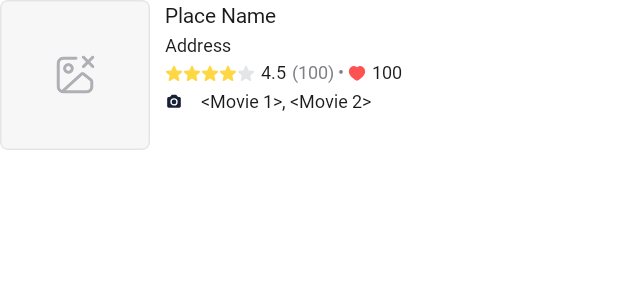
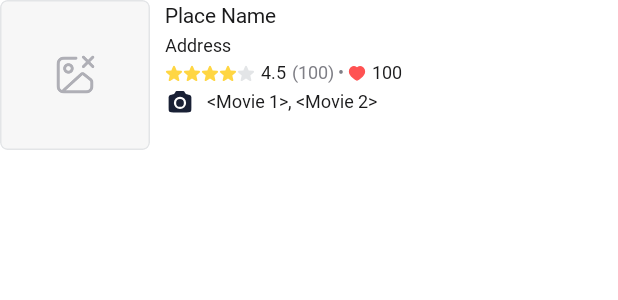
Before and after one commit to Booyoungee/booyoungee-android, an Android app built with Jetpack Compose: the @Preview function PlaceInfoResultListPreview, on a phone screen of 412 x 824 dp. Shown: the top 300 px of the screen. Run offline under Robolectric (Android 15) with nearby library versions, the phone set to English and light mode, and no system bars; pictures from the network do not load; Roboto replaces fonts that are not available here.

Commit message:
feat #16: 검색 결과 스크린 구현

```diff
--- a/feature/src/main/java/com/eoyeongbooyeong/home/component/PlaceInfoBox.kt
+++ b/feature/src/main/java/com/eoyeongbooyeong/home/component/PlaceInfoBox.kt
@@ -123,14 +123,14 @@
                     Image(
                         painter = painterResource(id = com.eoyeongbooyeong.core.R.drawable.ic_camera),
                         contentDescription = "camera icon",
-                        modifier = Modifier.size(20.dp).padding(end = 8.dp),
+                        modifier = Modifier.size(20.dp)
                     )
                     Text(
                         text = place.movieNameList.listToBracketedString(),
                         style = BooTheme.typography.caption1,
                         color = Black,
                         maxLines = 1,
-                        modifier = Modifier.padding(start = 4.dp),
+                        modifier = Modifier.padding(start = 8.dp),
                     )
                 }
             }
--- a/feature/src/main/java/com/eoyeongbooyeong/search/component/PlaceInfoListItem.kt
+++ b/feature/src/main/java/com/eoyeongbooyeong/search/component/PlaceInfoListItem.kt
@@ -1,6 +1,7 @@
 package com.eoyeongbooyeong.search.component
 
 import androidx.compose.foundation.Image
+import androidx.compose.foundation.background
 import androidx.compose.foundation.layout.Box
 import androidx.compose.foundation.layout.Column
 import androidx.compose.foundation.layout.Row
@@ -24,15 +25,21 @@
 import com.eoyeongbooyeong.core.designsystem.theme.Black
 import com.eoyeongbooyeong.core.designsystem.theme.BooTheme
 import com.eoyeongbooyeong.core.designsystem.theme.Gray400
+import com.eoyeongbooyeong.core.designsystem.theme.White
 import com.eoyeongbooyeong.core.extension.listToBracketedString
 import com.eoyeongbooyeong.core.extension.noRippleClickable
-import com.eoyeongbooyeong.domain.Place
 import com.eoyeongbooyeong.feature.R
 import com.eoyeongbooyeong.home.component.ReviewStar
 
 @Composable
 internal fun PlaceInfoListItem(
-    place: Place,
+    placeName: String,
+    address: String,
+    star: Float,
+    reviewCount: Int,
+    likedCount: Int,
+    movieNameList: List<String>,
+    placeImageUrl: String,
     modifier: Modifier = Modifier,
     onClick: () -> Unit = {},
 ) {
@@ -47,7 +54,7 @@
                     .padding(end = 10.dp),
         ) {
             AsyncImage(
-                model = place.imageUrl,
+                model = placeImageUrl,
                 contentDescription = null,
                 modifier =
                     Modifier
@@ -60,32 +67,32 @@
                 modifier = Modifier.padding(start = 10.dp),
             ) {
                 Text(
-                    text = place.name,
+                    text = placeName,
                     style = BooTheme.typography.body3,
                     color = Black,
                     maxLines = 1,
                     overflow = TextOverflow.Ellipsis,
-                    modifier = Modifier.weight(1f, false),
+                    modifier = Modifier.padding(end = 8.dp),
                 )
                 Text(
-                    text = place.address,
+                    text = address,
                     style = BooTheme.typography.caption2,
                     color = Black,
                     maxLines = 1,
                     overflow = TextOverflow.Ellipsis,
-                    modifier = Modifier.weight(1f, false),
+                    modifier = Modifier.padding(end = 8.dp),
                 )
                 Row(verticalAlignment = Alignment.CenterVertically) {
-                    ReviewStar(place.star)
+                    ReviewStar(star)
 
                     Text(
-                        text = place.star.toString(),
+                        text = star.toString(),
                         style = BooTheme.typography.caption1,
                         color = Black,
                         modifier = Modifier.weight(1f, false).padding(start = 4.dp),
                     )
                     Text(
-                        text = stringResource(R.string.placeReviewAndPoint, place.reviewCount),
+                        text = stringResource(R.string.placeReviewAndPoint, reviewCount),
                         style = BooTheme.typography.caption2,
                         color = Gray400,
                         modifier =
@@ -99,7 +106,7 @@
                         modifier = Modifier.size(12.dp),
                     )
                     Text(
-                        text = place.likedCount.toString(),
+                        text = likedCount.toString(),
                         style = BooTheme.typography.caption1,
                         color = Black,
                         maxLines = 1,
@@ -111,14 +118,14 @@
                     Image(
                         painter = painterResource(id = com.eoyeongbooyeong.core.R.drawable.ic_camera),
                         contentDescription = "camera icon",
-                        modifier = Modifier.size(20.dp).padding(end = 8.dp),
+                        modifier = Modifier.size(20.dp),
                     )
                     Text(
-                        text = place.movieNameList.listToBracketedString(),
+                        text = movieNameList.listToBracketedString(),
                         style = BooTheme.typography.caption1,
                         color = Black,
                         maxLines = 1,
-                        modifier = Modifier.padding(start = 4.dp),
+                        modifier = Modifier.padding(start = 8.dp).align(Alignment.CenterVertically),
                     )
                 }
             }
@@ -131,15 +138,14 @@
 fun PlaceInfoResultListPreview() {
     BooTheme {
         PlaceInfoListItem(
-            place =
-                Place(
-                    name = "Place Name",
-                    address = "Address",
-                    star = 4.5f,
-                    reviewCount = 100,
-                    likedCount = 100,
-                    movieNameList = listOf("Movie 1", "Movie 2"),
-                ),
+            placeName = "Place Name",
+            placeImageUrl = "https://placeimg.com/100/100/any",
+            address = "Address",
+            star = 4.5f,
+            reviewCount = 100,
+            likedCount = 100,
+            movieNameList = listOf("Movie 1", "Movie 2"),
+            modifier = Modifier.background(White),
         )
     }
 }
```
Also changed, not shown: feature/src/main/java/com/eoyeongbooyeong/search/screen/SearchResultScreen.kt (+9 -3 lines).
